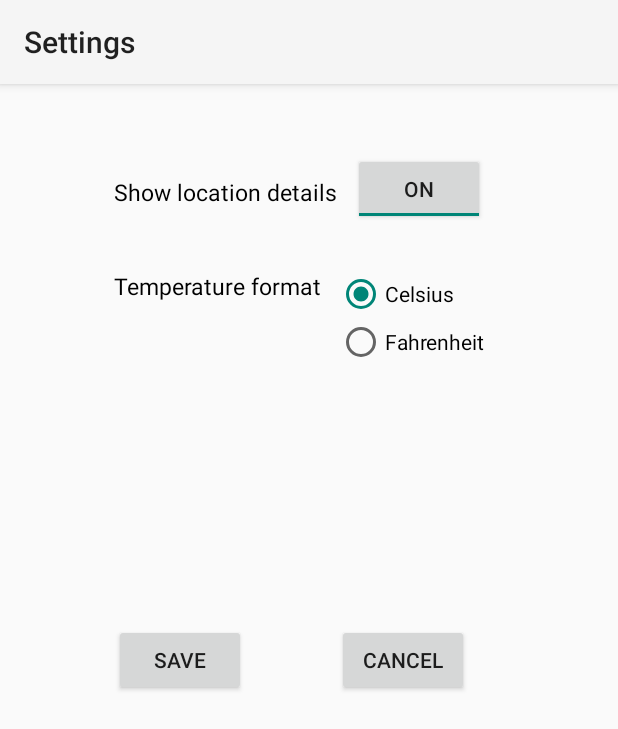
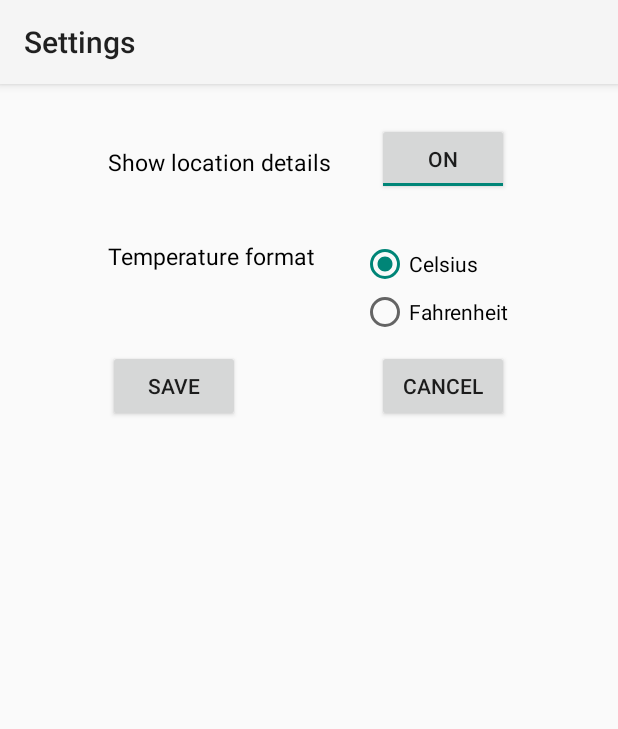
Before and after one commit to mityakoval/where_am_i, an Android app: the SettingsActivity screen opened directly, with no data from a screen before it, on a phone screen of 412 x 824 dp. Shown: the top 729 px of the screen. Run offline under Robolectric (Android 15) with nearby library versions, the phone set to English and light mode, and no system bars.

Commit message:
Fixes portrait view for settings activity

```diff
--- a/app/src/main/res/layout/activity_settings.xml
+++ b/app/src/main/res/layout/activity_settings.xml
@@ -8,15 +8,21 @@
     android:id="@+id/settings">
 
 
+        <RelativeLayout
+            android:layout_width="wrap_content"
+            android:layout_height="wrap_content"
+            android:layout_alignParentTop="true"
+            android:layout_centerHorizontal="true"
+            android:layout_marginTop="10dp">
+
         <TextView
             android:layout_width="wrap_content"
             android:layout_height="wrap_content"
             android:text="@string/show_lat_long"
             android:id="@+id/labelShowLatLong"
-        android:layout_marginStart="60dp"
             android:textSize="15sp"
             android:textColor="@color/clr_black"
-        android:layout_marginTop="45dp"
+            android:layout_marginTop="15dp"
             android:layout_alignParentTop="true"
             android:layout_alignParentStart="true" />
 
@@ -37,8 +43,9 @@
             android:text="@string/save"
             android:id="@+id/buttonSave"
             android:onClick="saveSettings"
-        android:layout_centerVertical="true"
-        android:layout_alignStart="@+id/labelShowLatLong" />
+            android:layout_below="@+id/labelTempFormat"
+            android:layout_alignStart="@+id/labelTempFormat"
+            android:layout_marginTop="52dp" />
 
         <Button
             android:layout_width="wrap_content"
@@ -47,20 +54,20 @@
             android:id="@+id/buttonCancel"
             android:onClick="dismiss"
             android:layout_alignTop="@+id/buttonSave"
-        android:layout_alignStart="@+id/radioGroupTemp" />
+            android:layout_alignEnd="@+id/radioGroupTemp" />
 
         <ToggleButton
             android:layout_width="wrap_content"
             android:layout_height="wrap_content"
             android:id="@+id/toggleButtonLatLong"
             android:checked="true"
-        android:layout_marginTop="30dp"
             android:layout_alignEnd="@+id/radioGroupTemp" />
 
         <RadioGroup
             android:layout_width="wrap_content"
             android:layout_height="wrap_content"
             android:id="@+id/radioGroupTemp"
+            android:layout_marginStart="20dp"
             android:layout_alignTop="@+id/labelTempFormat"
             android:layout_toEndOf="@+id/labelShowLatLong">
 
@@ -85,5 +92,7 @@
 
         </RadioGroup>
 
+    </RelativeLayout>
+
 
 </RelativeLayout>
```
Lines whose indentation alone changed are shown as unchanged.
